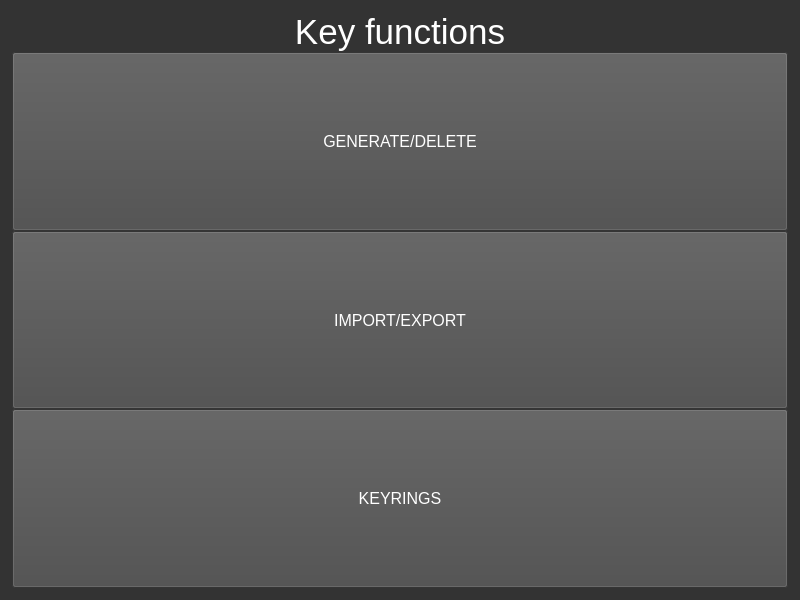
mirkovicmarko/pgp, file keysWindow.ui: the form before one commit.
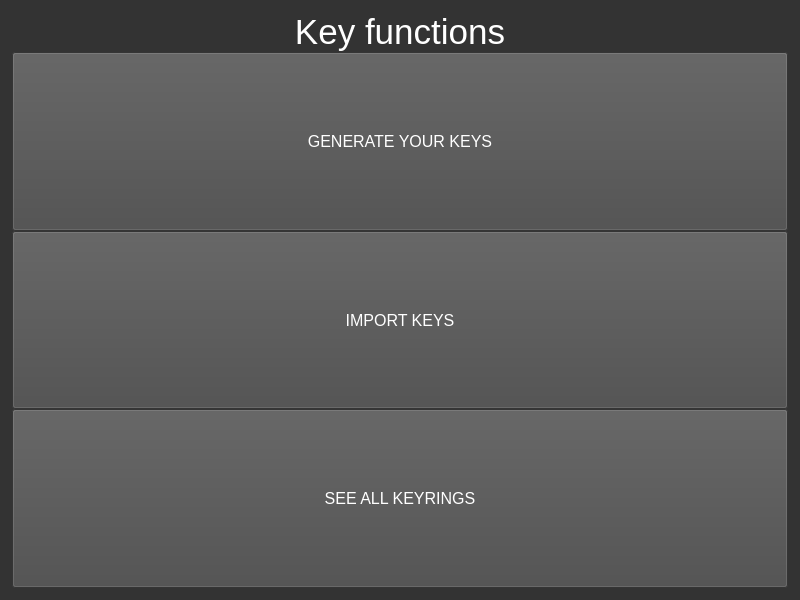
The form after the commit.

Commit message: Fixed button connections.

Diff of the .ui file:
```diff
--- a/keysWindow.ui
+++ b/keysWindow.ui
@@ -80,7 +80,7 @@
        <string notr="true">background-color: rgb(74, 74, 74);</string>
       </property>
       <property name="text">
-       <string>GENERATE/DELETE</string>
+       <string>GENERATE YOUR KEYS</string>
       </property>
      </widget>
     </item>
@@ -96,7 +96,7 @@
        <string notr="true">background-color: rgb(74, 74, 74);</string>
       </property>
       <property name="text">
-       <string>IMPORT/EXPORT</string>
+       <string>IMPORT KEYS</string>
       </property>
      </widget>
     </item>
@@ -112,7 +112,7 @@
        <string notr="true">background-color: rgb(74, 74, 74);</string>
       </property>
       <property name="text">
-       <string>KEYRINGS</string>
+       <string>SEE ALL KEYRINGS</string>
       </property>
      </widget>
     </item>
```
Left out of the diff: 6 changed lines with no effect on the pictures. The commit also changes 2 other files.
